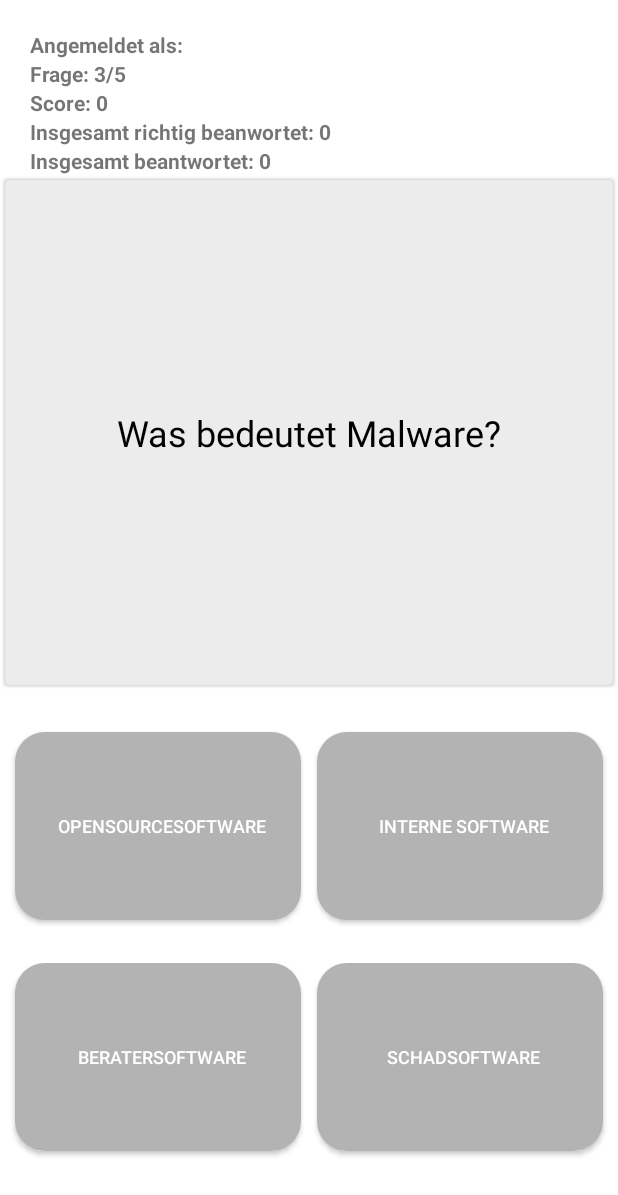
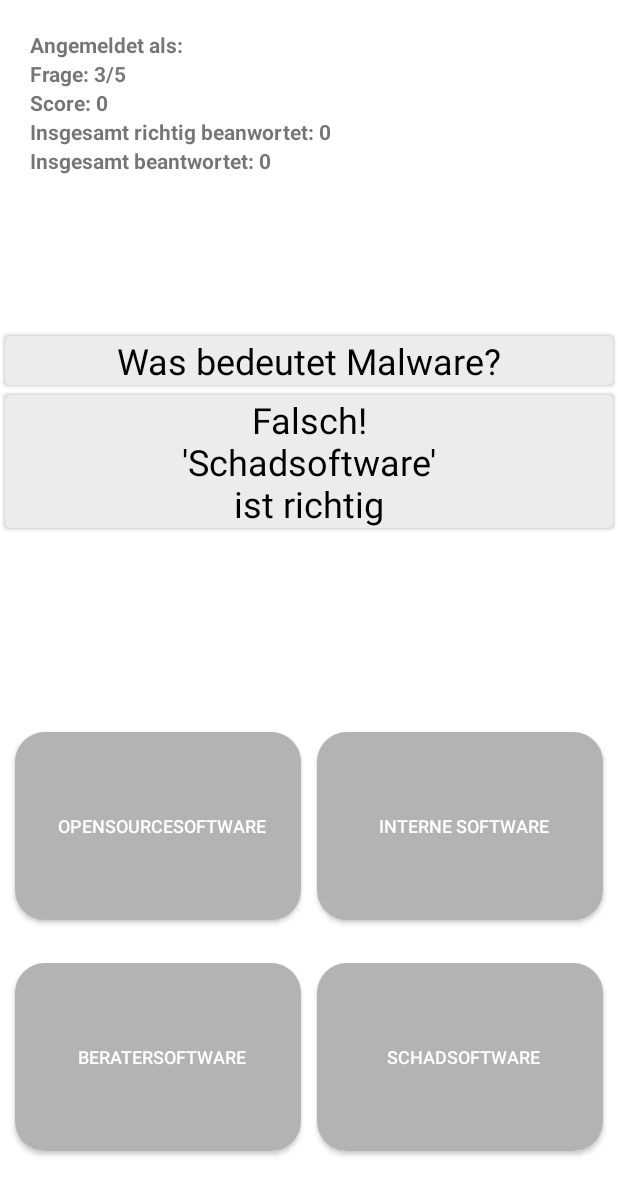
Before and after one commit to axntoniia/AndroidApp, an Android app: the Questions screen opened directly, with no data from a screen before it, after a tap on "GECRACKTE VERSION", on a phone screen of 412 x 824 dp. Shown: the top 1195 px of the screen. Run offline under Robolectric (Android 15) with nearby library versions, the phone set to English and light mode, and no system bars; 3 other taps on this screen came first.

Commit message:
Funktionen soweit alle vorhanden und theoretisch fertig. Ich änder noch paar Sachen dass es schöner wird, z.B. button farbig wenn richtig/falsch und Textlayout.

```diff
--- a/app/src/main/java/com/example/androidapp/Login.java
+++ b/app/src/main/java/com/example/androidapp/Login.java
@@ -38,7 +38,7 @@ public class Login extends AppCompatActivity implements View.OnClickListener
         userPref = getSharedPreferences("currentUser", MODE_PRIVATE);
         userPrefEdit = userPref.edit();
         userPrefEdit.putString("currentUser", null);
-        userPrefEdit.commit();
+        userPrefEdit.apply();
     }
 
     // Speichert den übergebenen Benutzer in den SharedPreferences
--- a/app/src/main/java/com/example/androidapp/Question.java
+++ b/app/src/main/java/com/example/androidapp/Question.java
@@ -6,18 +6,16 @@ public class Question {
     private String option2;
     private String option3;
     private String option4;
-    private int answerNr;
 
     public Question() {
     }
 
-    public Question(String question, String option1, String option2, String option3, String option4, int answerNr) {
+    public Question(String question, String option1, String option2, String option3, String option4) {
         this.question = question;
         this.option1 = option1;
         this.option2 = option2;
         this.option3 = option3;
         this.option4 = option4;
-        this.answerNr = answerNr;
     }
 
     public String getQuestion() {
@@ -59,12 +57,4 @@ public class Question {
     public void setOption4(String option4) {
         this.option4 = option4;
     }
-
-    public int getAnswerNr() {
-        return answerNr;
-    }
-
-    public void setAnswerNr(int answerNr) {
-        this.answerNr = answerNr;
-    }
 }
--- a/app/src/main/java/com/example/androidapp/Questions.java
+++ b/app/src/main/java/com/example/androidapp/Questions.java
@@ -4,10 +4,8 @@ import android.annotation.SuppressLint;
 import android.app.Activity;
 import android.content.Intent;
 import android.content.SharedPreferences;
-import android.content.res.ColorStateList;
-import android.database.sqlite.SQLiteDatabase;
-import android.graphics.Color;
 import android.os.Bundle;
+import android.os.SystemClock;
 import android.view.View;
 import android.widget.Button;
 import android.widget.TextView;
@@ -15,6 +13,7 @@ import android.widget.Toast;
 
 import java.util.Collections;
 import java.util.List;
+import com.example.androidapp.Utils.*;
 import java.util.logging.Handler;
 
 
@@ -26,12 +25,12 @@ public class Questions extends Activity implements View.OnClickListener
     private TextView tv_counter;
     private TextView tv_scoreTotalRight;
     private TextView tv_scoreTotal;
+    private TextView tv_answer;
+
     private Button btn_a1;
     private Button btn_a2;
     private Button btn_a3;
     private Button btn_a4;
-
-    private Color buttonDefault;
 
     private List<Question> questionList;
     private int questionCounter;
@@ -56,6 +55,7 @@ public class Questions extends Activity implements View.OnClickListener
         tv_counter         = findViewById(R.id.tv_counter);
         tv_scoreTotalRight = findViewById(R.id.tv_scoreTotalRight);
         tv_scoreTotal      = findViewById(R.id.tv_scoreTotal);
+        tv_answer          = findViewById(R.id.tv_answer);
 
         btn_a1 = findViewById(R.id.btn_a1);
         btn_a2 = findViewById(R.id.btn_a2);
@@ -118,6 +118,7 @@ public class Questions extends Activity implements View.OnClickListener
            questionCounter++;
            tv_counter.setText("Frage: " + questionCounter + "/" + questionsCounterTotal);
            tv_score.setText("Score: " + score);
+           tv_answer.setText("");
 
         }
         else {
@@ -139,13 +140,26 @@ public class Questions extends Activity implements View.OnClickListener
         this.finish();
     }
 
+    private void nextQuestion(){
+        Utils.delay(3, new Utils.DelayCallback() {
+            @Override
+            public void afterDelay() {
+                // Do something after delay
+                showNextQuestion();
+            }
+        });
+
+    }
+
     private void answerR(){
         score++;
-        showNextQuestion();
+        tv_answer.setText("Richtig!");
+        nextQuestion();
     }
 
     private void answerW(){
-        showNextQuestion();
+        tv_answer.setText("Falsch!\n'" + currentQuestion.getOption1() + "'\nist richtig");
+        nextQuestion();
     }
 
     @Override
@@ -164,18 +178,7 @@ public class Questions extends Activity implements View.OnClickListener
             answerR();
         }
         else {
-           if(R.id.btn_a1 == id){
-               answerW();
-           }
-           else if(R.id.btn_a2 == id){
-               answerW();
-           }
-           else if(R.id.btn_a3 == id){
-               answerW();
-           }
-           else {
-               answerW();
-           }
+            answerW();
         }
     }
 }
--- a/app/src/main/java/com/example/androidapp/QuizContract.java
+++ b/app/src/main/java/com/example/androidapp/QuizContract.java
@@ -13,7 +13,6 @@ public final class QuizContract {
             public static final String COLUMN_OPTION2 = "option2";
             public static final String COLUMN_OPTION3 = "option3";
             public static final String COLUMN_OPTION4 = "option4";
-            public static final String COLUMN_ANSWER_NR = "answer_nr";
         }
 
 }
--- a/app/src/main/java/com/example/androidapp/UserContractor.java
+++ b/app/src/main/java/com/example/androidapp/UserContract.java
@@ -2,9 +2,9 @@ package com.example.androidapp;
 
 import android.provider.BaseColumns;
 
-public final class UserContractor {
+public final class UserContract {
 
-    private UserContractor(){}
+    private UserContract(){}
 
         public static class UserTable implements BaseColumns {
             public static final String TABLE_NAME = "quiz_user";
@@ -12,7 +12,7 @@ public final class UserContractor {
             public static final String COLUMN_PASSWD = "passwd";
             public static final String COLUMN_EMAIL = "email";
             public static final String COLUMN_SCORE = "score";
-            public static final String COLUMN_SCORETOTAL = "scorepercent";
+            public static final String COLUMN_SCORETOTAL = "scoreTotal";
         }
 
 }
--- /dev/null
+++ b/app/src/main/java/com/example/androidapp/Utils.java
@@ -0,0 +1,23 @@
+package com.example.androidapp;
+
+import android.os.Handler;
+
+
+public class Utils {
+
+    // Delay mechanism
+
+    public interface DelayCallback{
+        void afterDelay();
+    }
+
+    public static void delay(int secs, final DelayCallback delayCallback){
+        Handler handler = new Handler();
+        handler.postDelayed(new Runnable() {
+            @Override
+            public void run() {
+                delayCallback.afterDelay();
+            }
+        }, secs * 1000); // afterDelay will be executed after (secs*1000) milliseconds.
+    }
+}
--- a/app/src/main/res/layout/questions.xml
+++ b/app/src/main/res/layout/questions.xml
@@ -66,7 +66,16 @@
         <TextView
             android:id="@+id/tv_question"
             android:layout_width="match_parent"
-            android:layout_height="match_parent"
+            android:layout_height="wrap_content"
+            android:background="@drawable/layout_textview_questions"
+            android:gravity="center"
+            android:textColor="@color/design_default_color_on_secondary"
+            android:textSize="24sp" />
+
+        <TextView
+            android:id="@+id/tv_answer"
+            android:layout_width="match_parent"
+            android:layout_height="wrap_content"
             android:background="@drawable/layout_textview_questions"
             android:gravity="center"
             android:textColor="@color/design_default_color_on_secondary"
```
Also changed, not shown: app/src/main/java/com/example/androidapp/DbHelper.java (+20 -25 lines), app/src/main/java/com/example/androidapp/Evaluation.java (+13 -26 lines), app/src/main/java/com/example/androidapp/Registration.java (+17 -8 lines), app/src/main/res/layout/evaluation.xml (+12 -24 lines).
